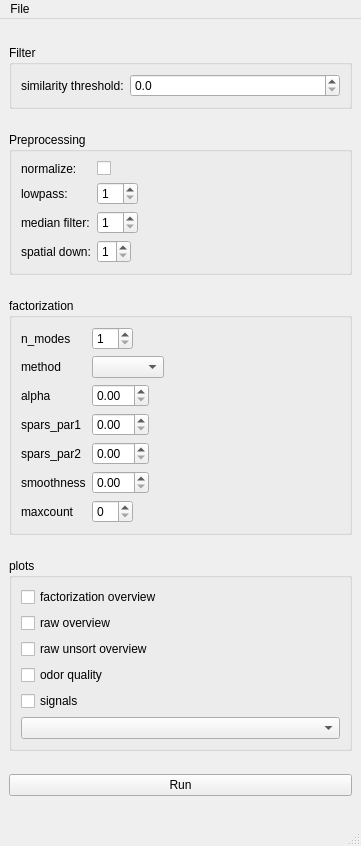
Above: main_gui/main_window.ui from dedan/DrosCalciumAnalyse before the change. Below: the same form after it.
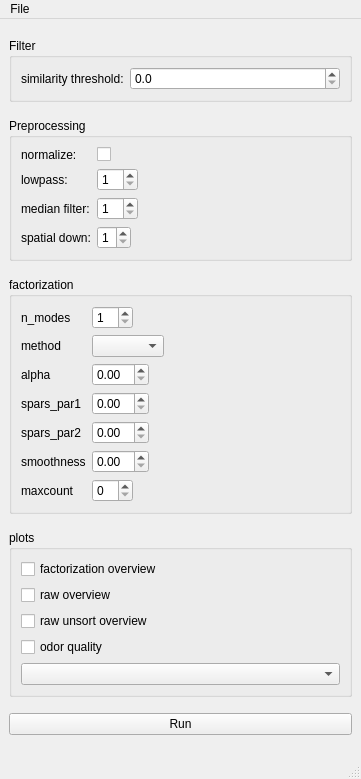
That is the form after the change.

Commit message: remove signals plot checkbox (was never used)

What changed in the file:
```diff
--- a/main_gui/main_window.ui
+++ b/main_gui/main_window.ui
@@ -7,7 +7,7 @@
     <x>0</x>
     <y>0</y>
     <width>361</width>
-    <height>846</height>
+    <height>779</height>
    </rect>
   </property>
   <property name="sizePolicy">
@@ -286,13 +286,6 @@
          </property>
         </widget>
        </item>
-       <item>
-        <widget class="QCheckBox" name="signals_box">
-         <property name="text">
-          <string>signals</string>
-         </property>
-        </widget>
-       </item>
        <item>
         <widget class="QComboBox" name="format_combo"/>
        </item>
```
The commit also changes 2 other files.
